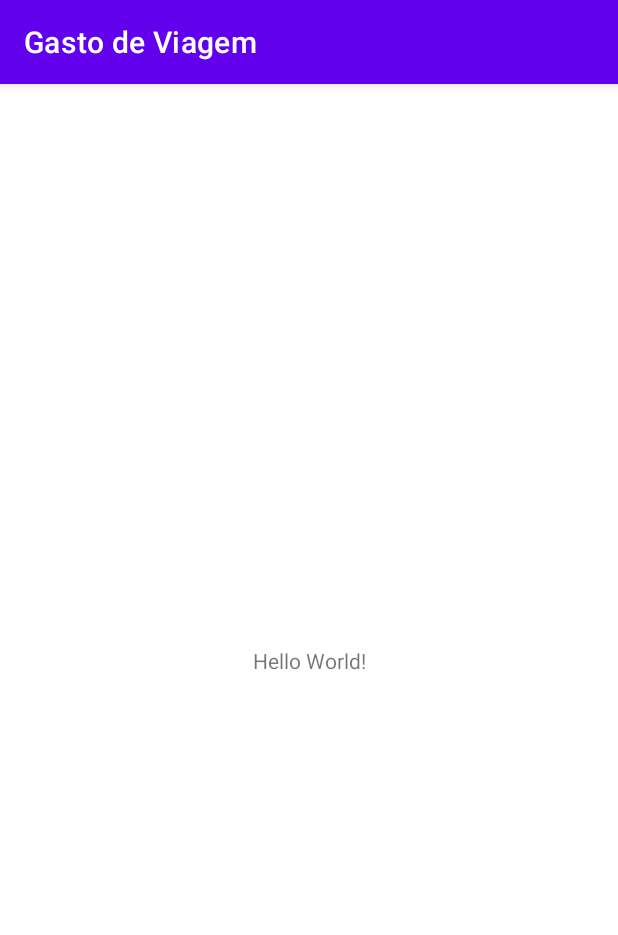
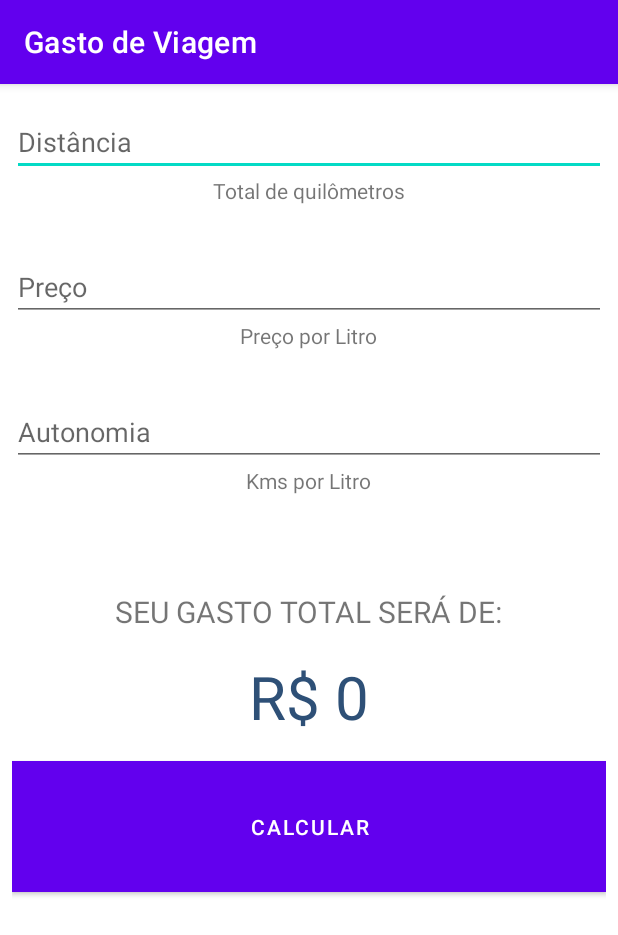
Before and after one commit to michelspirlandeli/gasto-de-viagem, an Android app: the screen it shows after launch (MainActivity), on a phone screen of 412 x 824 dp. Shown: the top 935 px of the screen. Run offline under Robolectric (Android 15) with nearby library versions, the phone set to English and light mode, and no system bars.

Commit message:
create layout

```diff
--- a/app/src/main/res/layout/activity_main.xml
+++ b/app/src/main/res/layout/activity_main.xml
@@ -1,18 +1,75 @@
 <?xml version="1.0" encoding="utf-8"?>
-<androidx.constraintlayout.widget.ConstraintLayout xmlns:android="http://schemas.android.com/apk/res/android"
+<LinearLayout
+    xmlns:android="http://schemas.android.com/apk/res/android"
     xmlns:app="http://schemas.android.com/apk/res-auto"
     xmlns:tools="http://schemas.android.com/tools"
     android:layout_width="match_parent"
     android:layout_height="match_parent"
+    android:orientation="vertical"
+    android:padding="8dp"
     tools:context=".MainActivity">
+
+    <EditText
+        android:layout_width="match_parent"
+        android:layout_height="wrap_content"
+        android:layout_marginTop="8dp"
+        android:hint="@string/distancia"/>
 
     <TextView
         android:layout_width="wrap_content"
         android:layout_height="wrap_content"
-        android:text="Hello World!"
-        app:layout_constraintBottom_toBottomOf="parent"
-        app:layout_constraintLeft_toLeftOf="parent"
-        app:layout_constraintRight_toRightOf="parent"
-        app:layout_constraintTop_toTopOf="parent" />
+        android:layout_gravity="center"
+        android:text="@string/total_de_quilometros"/>
 
-</androidx.constraintlayout.widget.ConstraintLayout>
+    <EditText
+        android:layout_width="match_parent"
+        android:layout_marginTop="32dp"
+        android:layout_height="wrap_content"
+        android:hint="@string/preco"/>
+
+    <TextView
+        android:layout_width="wrap_content"
+        android:layout_height="wrap_content"
+        android:layout_gravity="center"
+        android:text="@string/preco_por_litro"/>
+
+    <EditText
+        android:layout_width="match_parent"
+        android:layout_marginTop="32dp"
+        android:layout_height="wrap_content"
+        android:hint="@string/autonomia"/>
+
+    <TextView
+        android:layout_width="wrap_content"
+        android:layout_height="wrap_content"
+        android:layout_gravity="center"
+        android:text="@string/kms_por_litro"/>
+
+    <TextView
+        android:layout_width="wrap_content"
+        android:layout_height="wrap_content"
+        android:layout_marginTop="64dp"
+        android:layout_gravity="center"
+        android:textSize="20sp"
+        android:textAllCaps="true"
+        android:text="@string/seu_gasto_total_sera_de"/>
+
+    <TextView
+        android:layout_width="wrap_content"
+        android:textSize="40sp"
+        android:layout_marginTop="16dp"
+        android:layout_height="wrap_content"
+        android:textColor="@color/darkBlue"
+        android:layout_gravity="center"
+        android:text="@string/valor_toral_rs"/>
+
+    <Button
+        android:layout_marginTop="16dp"
+        android:layout_width="match_parent"
+        android:layout_height="wrap_content"
+        android:padding="28dp"
+        android:background="@color/lightGreen"
+        android:textColor="@color/white"
+        android:text="@string/calcular"/>
+
+</LinearLayout>
--- a/app/src/main/res/values/colors.xml
+++ b/app/src/main/res/values/colors.xml
@@ -7,4 +7,8 @@
     <color name="teal_700">#FF018786</color>
     <color name="black">#FF000000</color>
     <color name="white">#FFFFFFFF</color>
+    <color name="darkBlue">#2E5077</color>
+    <color name="lightGreen">#90ee90</color>
+    <color name="colorPrimary">#008577</color>
+
 </resources>
--- a/app/src/main/res/values/strings.xml
+++ b/app/src/main/res/values/strings.xml
@@ -1,3 +1,12 @@
 <resources>
     <string name="app_name">Gasto de Viagem</string>
+    <string name="distancia">Distância</string>
+    <string name="preco">Preço</string>
+    <string name="preco_por_litro">Preço por Litro</string>
+    <string name="total_de_quilometros">Total de quilômetros</string>
+    <string name="autonomia">Autonomia</string>
+    <string name="kms_por_litro">Kms por Litro</string>
+    <string name="seu_gasto_total_sera_de">Seu gasto total será de:</string>
+    <string name="calcular">calcular</string>
+    <string name="valor_toral_rs">R$ 0</string>
 </resources>
```
